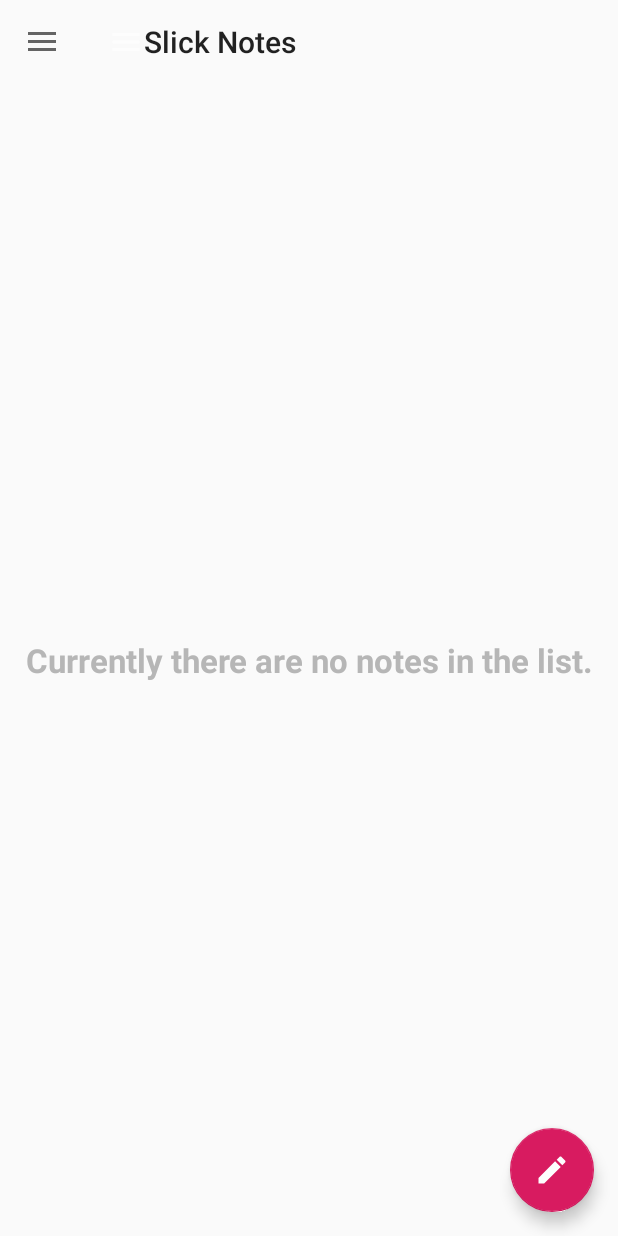
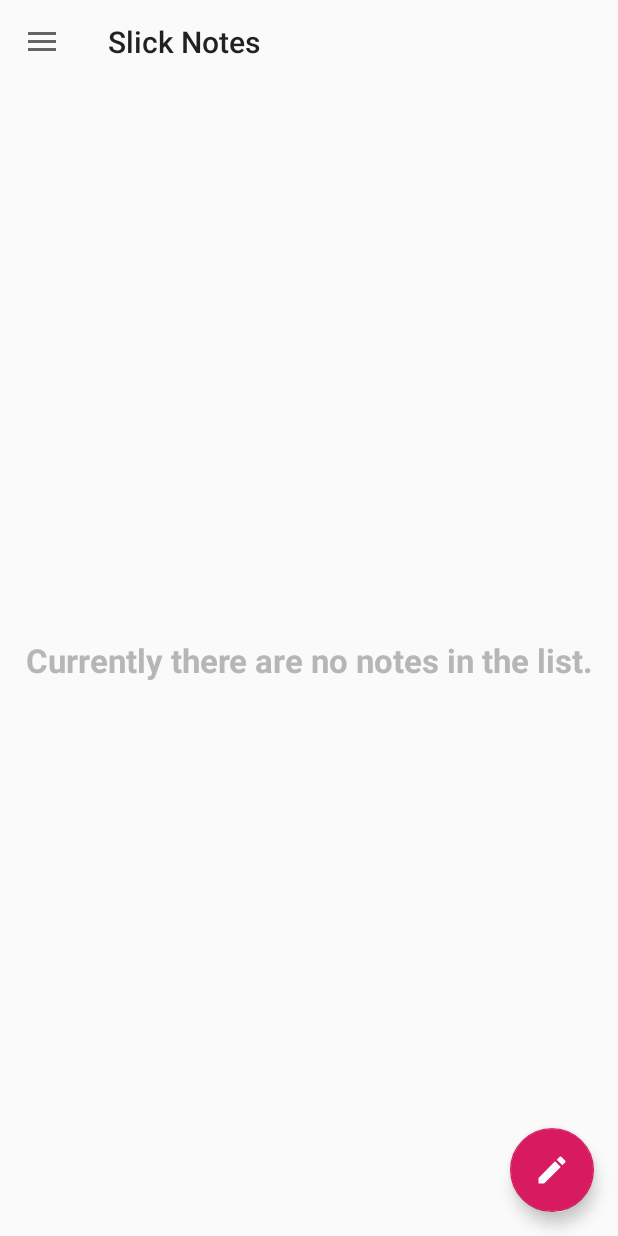
Before and after one commit to androidpirate/SlickNotes, an Android app: the screen it shows after launch (MainActivity), on a phone screen of 412 x 824 dp. Run offline under Robolectric (Android 15) with nearby library versions, the phone set to English and light mode, and no system bars; our stand-ins replace Room's generated code, navigation-ui.

Commit message:
Refactor - Remove the method sets toolbar icon

```diff
--- a/app/src/main/java/com/github/androidpirate/slicknotes/ui/activity/MainActivity.java
+++ b/app/src/main/java/com/github/androidpirate/slicknotes/ui/activity/MainActivity.java
@@ -33,8 +33,6 @@
 import com.github.androidpirate.slicknotes.R;
 import com.google.android.material.navigation.NavigationView;
 
-import java.util.Objects;
-
 public class MainActivity extends AppCompatActivity {
     private DrawerLayout drawerLayout;
     private NavigationView navView;
@@ -48,18 +46,12 @@
         // Set Toolbar
         Toolbar toolbar = findViewById(R.id.toolbar);
         setSupportActionBar(toolbar);
-        // Set hamburger icon
-        setActionBarIcon();
         drawerLayout = findViewById(R.id.drawer_layout);
         // Get AppBarConfig
         AppBarConfiguration appBarConfiguration = getAppBarConfig();
         NavigationUI.setupWithNavController(toolbar, navController, appBarConfiguration);
         navView = findViewById(R.id.nav_view);
         setDrawerClickListener();
-    }
-
-    private void setActionBarIcon() {
-        Objects.requireNonNull(getSupportActionBar()).setIcon(R.drawable.ic_menu);
     }
 
     private AppBarConfiguration getAppBarConfig() {
```
